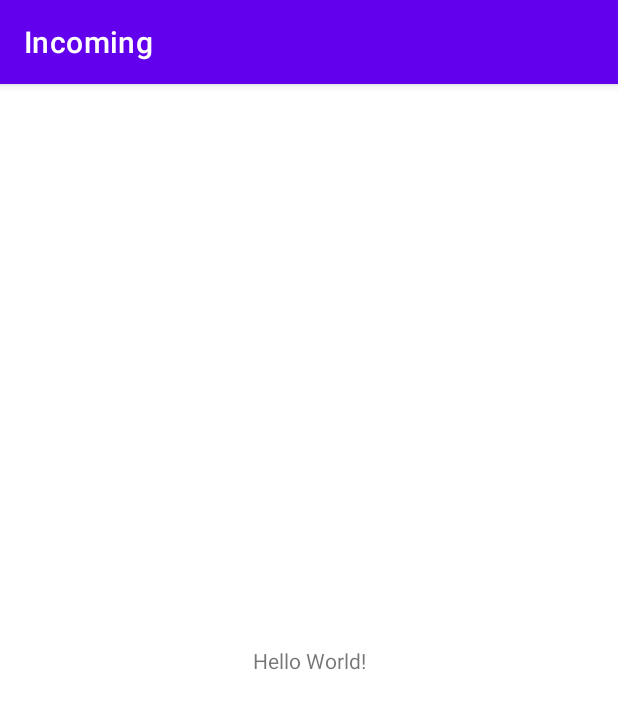
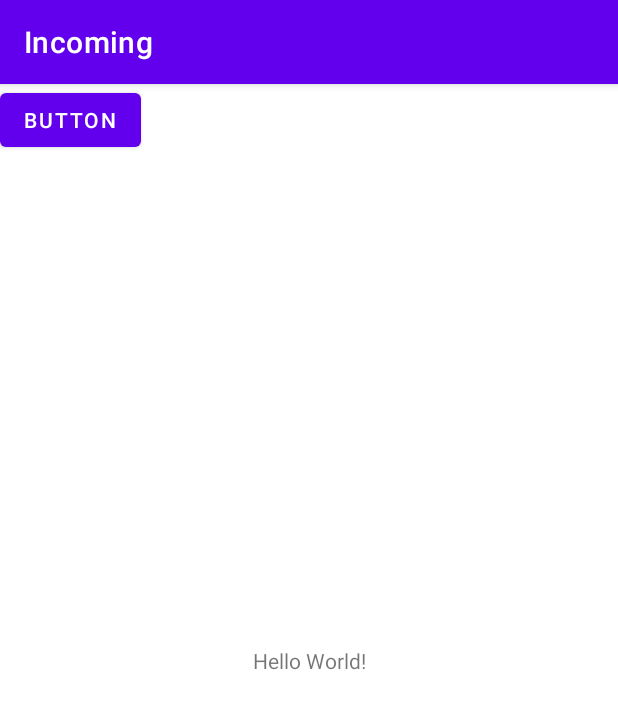
Before and after one commit to toma-demagn/Incoming, an Android app: the screen it shows after launch (MainActivity), on a phone screen of 412 x 824 dp. Shown: the top 709 px of the screen. Run offline under Robolectric (Android 15) with nearby library versions, the phone set to English and light mode, and no system bars.

Commit message:
AJout du bouton

```diff
--- /dev/null
+++ b/app/src/main/res/drawable/rounded_corner.xml
@@ -0,0 +1,5 @@
+<?xml version="1.0" encoding="utf-8"?>
+<shape xmlns:android="http://schemas.android.com/apk/res/android">
+    <corners  android:radius="50dp"/>
+    <solid android:color="@color/purple_500"></solid>
+</shape>
--- a/app/src/main/res/layout/activity_login.xml
+++ b/app/src/main/res/layout/activity_login.xml
@@ -45,6 +45,7 @@
         android:layout_marginTop="16dp"
         android:layout_marginBottom="64dp"
         android:enabled="false"
+        android:background="@drawable/rounded_corner"
         android:text="@string/action_sign_in"
         app:layout_constraintBottom_toBottomOf="parent"
         app:layout_constraintEnd_toEndOf="parent"
--- a/app/src/main/res/layout/activity_main.xml
+++ b/app/src/main/res/layout/activity_main.xml
@@ -15,4 +15,14 @@
         app:layout_constraintRight_toRightOf="parent"
         app:layout_constraintTop_toTopOf="parent" />
 
+    <Button
+        android:id="@+id/button"
+        android:layout_width="wrap_content"
+        android:layout_height="wrap_content"
+        android:text="Button"
+        android:onClick="goToLogin"
+        tools:layout_editor_absoluteX="155dp"
+        tools:layout_editor_absoluteY="24dp"
+        tools:ignore="MissingConstraints" />
+
 </androidx.constraintlayout.widget.ConstraintLayout>
```
Also changed, not shown: app/src/main/java/com/example/incoming/MainActivity.kt (+8 -0 lines).
